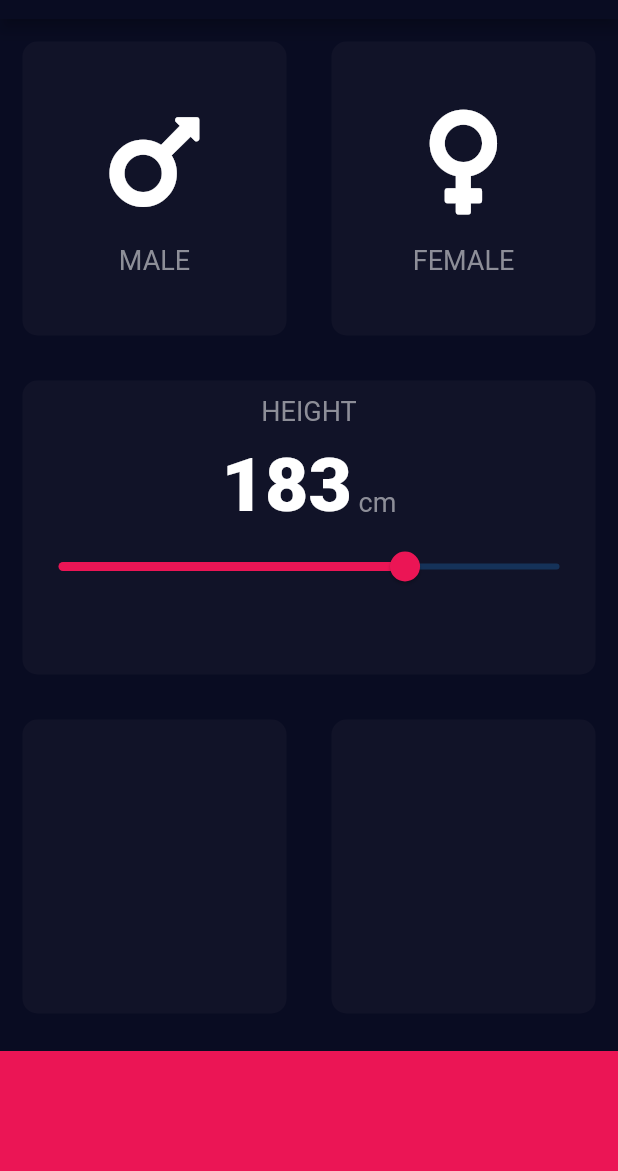
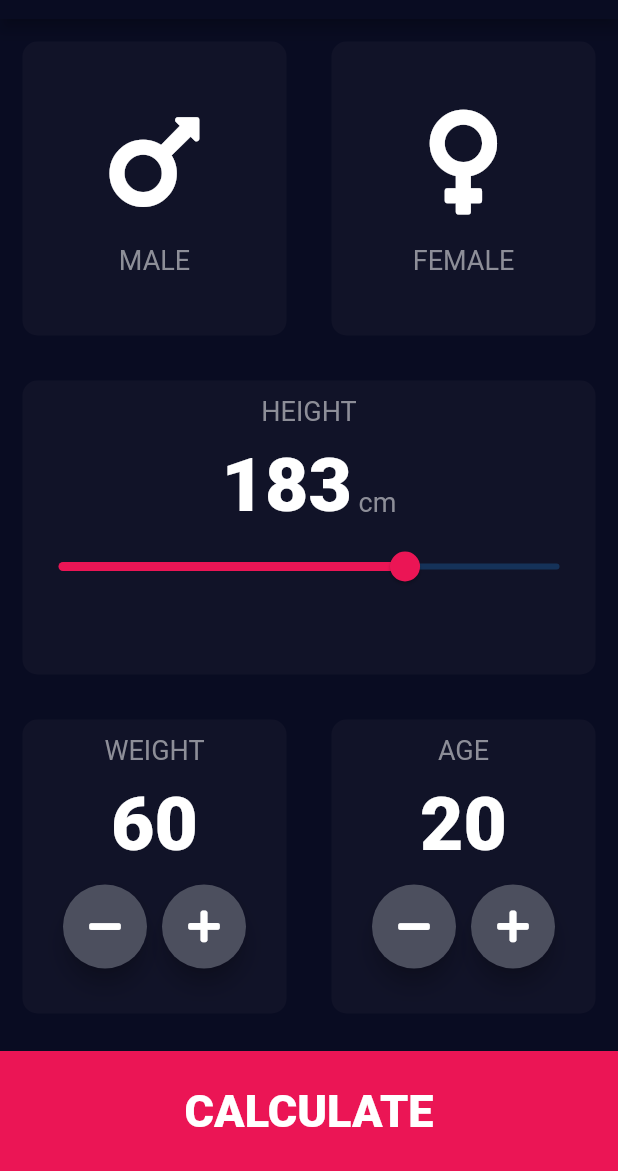
Before and after one commit to piyushgarg-dev/BMI-calculator, a Flutter app: the screen it shows after launch, on a phone screen of 412 x 824 dp, the part 65-1236 px from its top. Run offline on Flutter 3.47's test engine with Material 2 defaults, Android fonts, the phone set to English and light mode, and no system bars; our stand-ins replace font_awesome_flutter.

Commit message:
Main Page Complete

```diff
--- a/lib/main_screen.dart
+++ b/lib/main_screen.dart
@@ -15,6 +15,8 @@ class _MainScreenState extends State<MainScreen> {
   Gender selectedGender;
   double height = 183;
   int displayHeight = 183;
+  int weight = 60;
+  int age = 20;
 
   void updateColor(Gender gender) {
     if (gender == Gender.male) {
@@ -114,7 +116,7 @@ class _MainScreenState extends State<MainScreen> {
                     onChanged: (value) {
                       setState(() {
                         height = value.round().toDouble();
-                        displayHeight = value.toInt();
+                        displayHeight = value.toInt() + 1;
                       });
                     },
                   ),
@@ -128,24 +130,149 @@ class _MainScreenState extends State<MainScreen> {
                 Expanded(
                   child: ReusableCard(
                     colour: inActiveCardColor,
+                    cardChild: Column(
+                      children: <Widget>[
+                        SizedBox(
+                          height: 10.0,
+                        ),
+                        Text(
+                          'WEIGHT',
+                          style: TextStyle(
+                              fontSize: 18.0, color: Color(0xff8d8e98)),
+                        ),
+                        SizedBox(
+                          height: 10.0,
+                        ),
+                        Text(
+                          weight.toString(),
+                          style: TextStyle(
+                              fontSize: 50.0, fontWeight: FontWeight.w900),
+                        ),
+                        SizedBox(
+                          height: 10.0,
+                        ),
+                        Row(
+                          mainAxisAlignment: MainAxisAlignment.center,
+                          children: <Widget>[
+                            RoundedButton(
+                              child: Icon(FontAwesomeIcons.minus),
+                              onPress: () {
+                                setState(() {
+                                  weight--;
+                                });
+                              },
+                            ),
+                            SizedBox(
+                              width: 10.0,
+                            ),
+                            RoundedButton(
+                              child: Icon(FontAwesomeIcons.plus),
+                              onPress: () {
+                                setState(() {
+                                  weight++;
+                                });
+                              },
+                            ),
+                          ],
+                        ),
+                      ],
+                    ),
                   ),
                 ),
                 Expanded(
                   child: ReusableCard(
                     colour: inActiveCardColor,
+                    cardChild: Column(
+                      children: <Widget>[
+                        SizedBox(
+                          height: 10.0,
+                        ),
+                        Text(
+                          'AGE',
+                          style: TextStyle(
+                              fontSize: 18.0, color: Color(0xff8d8e98)),
+                        ),
+                        SizedBox(
+                          height: 10.0,
+                        ),
+                        Text(
+                          age.toString(),
+                          style: TextStyle(
+                              fontSize: 50.0, fontWeight: FontWeight.w900),
+                        ),
+                        SizedBox(
+                          height: 10.0,
+                        ),
+                        Row(
+                          mainAxisAlignment: MainAxisAlignment.center,
+                          children: <Widget>[
+                            RoundedButton(
+                              child: Icon(FontAwesomeIcons.minus),
+                              onPress: () {
+                                setState(() {
+                                  age--;
+                                });
+                              },
+                            ),
+                            SizedBox(
+                              width: 10.0,
+                            ),
+                            RoundedButton(
+                              child: Icon(FontAwesomeIcons.plus),
+                              onPress: () {
+                                setState(() {
+                                  age++;
+                                });
+                              },
+                            ),
+                          ],
+                        ),
+                      ],
+                    ),
                   ),
                 ),
               ],
             ),
           ),
-          Container(
-            color: bottonContainerColor,
-            margin: EdgeInsets.only(top: 10.0),
-            width: double.infinity,
-            height: bottomContainerHeight,
+          GestureDetector(
+            onTap: () {
+              print('Gender: $selectedGender');
+              print('Height: $displayHeight');
+              print('Weight $weight');
+              print('Age: $age');
+            },
+            child: Container(
+              color: bottonContainerColor,
+              margin: EdgeInsets.only(top: 10.0),
+              width: double.infinity,
+              height: bottomContainerHeight,
+              child: Center(
+                child: Text(
+                  'CALCULATE',
+                  style: TextStyle(fontSize: 30.0, fontWeight: FontWeight.w900),
+                ),
+              ),
+            ),
           ),
         ],
       ),
     );
   }
 }
+
+class RoundedButton extends StatelessWidget {
+  final Widget child;
+  final Function onPress;
+  RoundedButton({this.child, this.onPress});
+  @override
+  Widget build(BuildContext context) {
+    return RawMaterialButton(
+      child: child,
+      onPressed: onPress,
+      elevation: 6.0,
+      constraints: BoxConstraints.tightFor(width: 56.0, height: 56.0),
+      shape: CircleBorder(),
+      fillColor: Color(0xff4c4f5e),
+    );
+  }
+}
```
